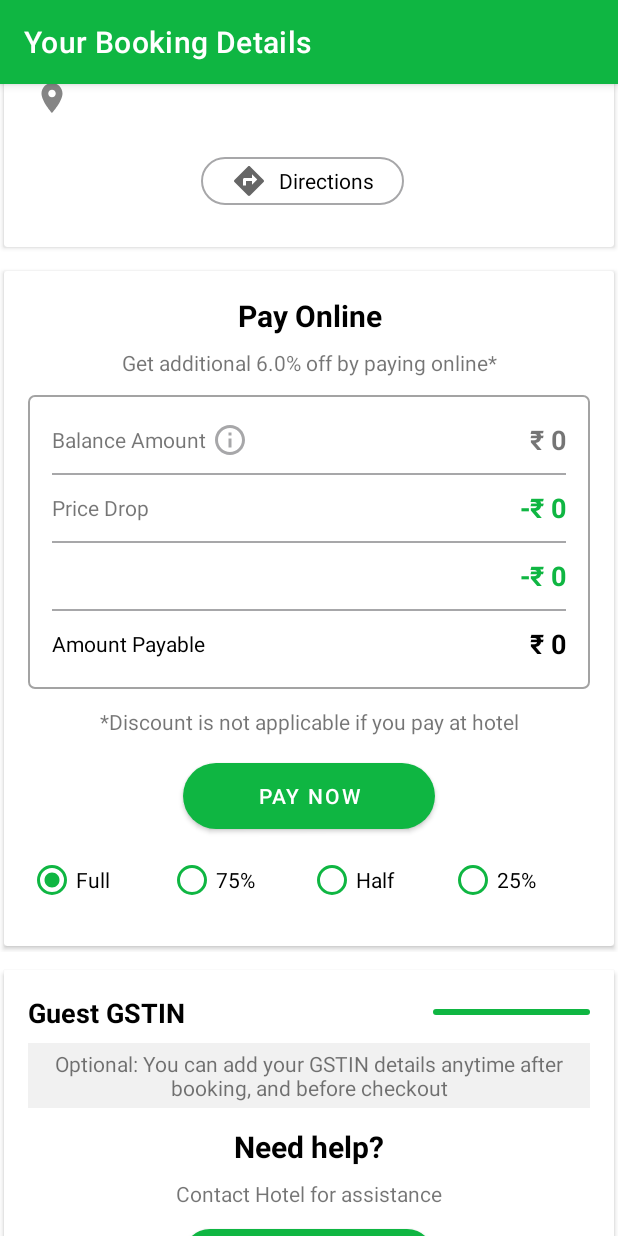
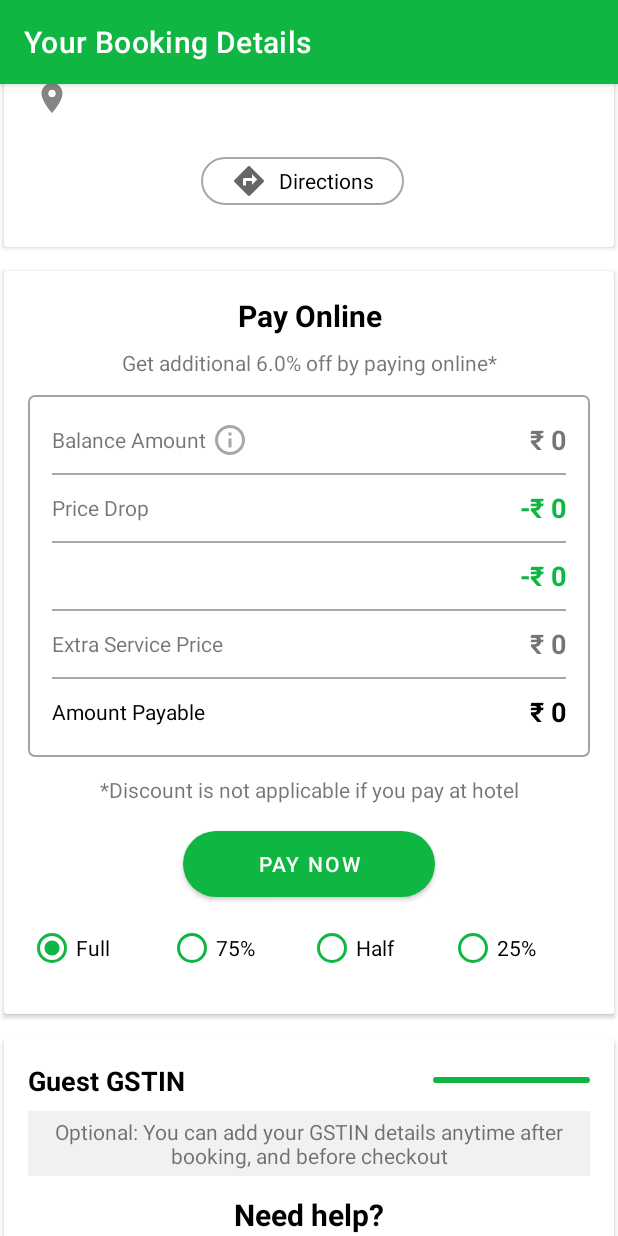
Before and after one commit to srdalai/new-town-room, an Android app: the BookingComplete screen opened directly, with no data from a screen before it, scrolled down 537 dp, on a phone screen of 412 x 824 dp. Run offline under Robolectric (Android 15) with nearby library versions, the phone set to English and light mode, and no system bars; libraries missing offline, so code that uses them is left out: com.payumoney.core, com.payumoney.sdkui; pictures from the network do not load; 2 statements that could not run were skipped.

Commit message:
#28 Core Changes.

```diff
--- a/app/src/main/java/com/newtownroom/userapp/models/Result.java
+++ b/app/src/main/java/com/newtownroom/userapp/models/Result.java
@@ -1,11 +1,9 @@
 
 package com.newtownroom.userapp.models;
 
-import javax.annotation.Generated;
 import com.google.gson.annotations.Expose;
 import com.google.gson.annotations.SerializedName;
 
-@Generated("net.hexar.json2pojo")
 @SuppressWarnings("unused")
 public class Result {
 
--- a/app/src/main/java/com/newtownroom/userapp/ui/BookingComplete.java
+++ b/app/src/main/java/com/newtownroom/userapp/ui/BookingComplete.java
@@ -92,7 +92,7 @@ public class BookingComplete extends AppCompatActivity {
     MaterialButton btnGstUpdate;
 
     //Payment View
-    TextView textPrice, textPriceDrop, textCouponDiscount, couponText, textSellingPrice;
+    TextView textPrice, textPriceDrop, textCouponDiscount, couponText, textSellingPrice, textServicePrice;
     RadioGroup paymentRadioGroup;
     MaterialButton matBtnPayNow;
     RadioButton radioFull, radio75, radioHalf, radio25;
@@ -103,7 +103,7 @@ public class BookingComplete extends AppCompatActivity {
     private String opDateFormat = "EEE, d MMM";
     PreferenceManager preferenceManager;
 
-    float price = 0, priceDrop = 0, couponDiscount = 0, sellingPrice = 0, payable_amount = 0;
+    float price = 0, priceDrop = 0, couponDiscount = 0, sellingPrice = 0, payable_amount = 0, servicePrice = 0;
     int numOfGuests = 0, numOfRooms = 0, nights = 0;
     String booking_id;
     String applied_coupon = "", activity_title = "";
@@ -115,7 +115,7 @@ public class BookingComplete extends AppCompatActivity {
     String shareText = "", shareTitle = "Share Your Stay Details";
 
     //PayU variables
-    String txnid = "ORDER-OD-201900001", amount = "999", productinfo = "Hotel Booking", phone = "9556798434", firstname = "John", email = "user@email.com", udf1 = "", udf2 = "", udf3 = "", udf4 = "", udf5 = "";
+    String txnid, amount, productinfo = "Hotel Booking", phone, firstname, email, udf1 = "", udf2 = "", udf3 = "", udf4 = "", udf5 = "";
 
     @Override
     protected void onCreate(Bundle savedInstanceState) {
@@ -161,6 +161,7 @@ public class BookingComplete extends AppCompatActivity {
         textCouponDiscount.setText("-\u20B9 " + formattedString(couponDiscount));
         textSellingPrice.setText("\u20B9 " + formattedString(sellingPrice));
         txtPrice.setText("\u20B9 " + formattedString(sellingPrice));
+        textServicePrice.setText("\u20B9 " + formattedString(servicePrice));
 
         couponText.setText(applied_coupon);
 
@@ -222,6 +223,7 @@ public class BookingComplete extends AppCompatActivity {
         radio75 = findViewById(R.id.radio75);
         radioHalf = findViewById(R.id.radioHalf);
         radio25 = findViewById(R.id.radio25);
+        textServicePrice = findViewById(R.id.textServicePrice);
 
         radioFull.setChecked(true);
     }
@@ -267,7 +269,7 @@ public class BookingComplete extends AppCompatActivity {
             payable_amount = sellingPrice*paymentPercent/100;
             Toast.makeText(this, "You will pay "+payable_amount, Toast.LENGTH_SHORT).show();
             amount = String.valueOf(payable_amount);
-            //initPaymentData();
+            initPaymentData();
             processPayment();
         }));
 
@@ -329,6 +331,7 @@ public class BookingComplete extends AppCompatActivity {
         nights = Integer.parseInt(bookingData.getNights());
         checkInDate = Utilities.parseDate(bookingData.getUserCheckin(), ipDateFormat, opDateFormat);
         checkOutDate = Utilities.parseDate(bookingData.getUserCheckout(), ipDateFormat, opDateFormat);
+        servicePrice = Integer.parseInt(bookingData.getExtraServicePrice());
     }
 
     private void processUserData(UserData userData) {
--- a/app/src/main/res/layout/activity_booking_complete.xml
+++ b/app/src/main/res/layout/activity_booking_complete.xml
@@ -18,17 +18,20 @@
             android:orientation="vertical">
 
             <include
+                android:id="@+id/details_layout"
                 layout="@layout/component_complete_stay_details"
                 android:layout_width="match_parent"
                 android:layout_height="wrap_content" />
 
             <include
+                android:id="@+id/payment_layout"
                 layout="@layout/component_pay_online_layout"
                 android:layout_width="match_parent"
                 android:layout_height="wrap_content"
                 android:layout_marginTop="8dp" />
 
             <include
+                android:id="@+id/help_layout"
                 layout="@layout/component_need_help_layout"
                 android:layout_width="match_parent"
                 android:layout_height="wrap_content"
--- a/app/src/main/res/layout/component_pay_online_layout.xml
+++ b/app/src/main/res/layout/component_pay_online_layout.xml
@@ -145,6 +145,34 @@
                         android:layout_width="wrap_content"
                         android:layout_height="wrap_content"
                         android:gravity="center_vertical"
+                        android:text="Extra Service Price" />
+
+                    <TextView
+                        android:id="@+id/textServicePrice"
+                        android:layout_width="0dp"
+                        android:layout_height="wrap_content"
+                        android:layout_weight="1"
+                        android:gravity="end"
+                        android:text="\u20B9 0"
+                        android:textSize="18sp"
+                        android:textStyle="bold" />
+                </LinearLayout>
+
+                <View
+                    android:layout_width="match_parent"
+                    android:layout_height="1dp"
+                    android:background="@color/default_grey" />
+
+                <LinearLayout
+                    android:layout_width="match_parent"
+                    android:layout_height="44dp"
+                    android:gravity="center_vertical"
+                    android:orientation="horizontal">
+
+                    <TextView
+                        android:layout_width="wrap_content"
+                        android:layout_height="wrap_content"
+                        android:gravity="center_vertical"
                         android:text="Amount Payable"
                         android:textColor="@color/black" />
 
```
Also changed, not shown: app/src/main/java/com/newtownroom/userapp/utils/PreferenceManager.java (+13 -5 lines).
